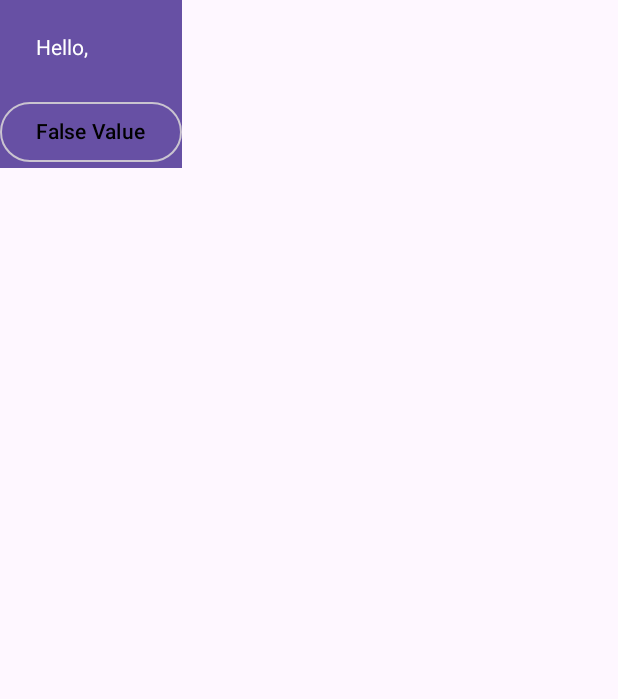
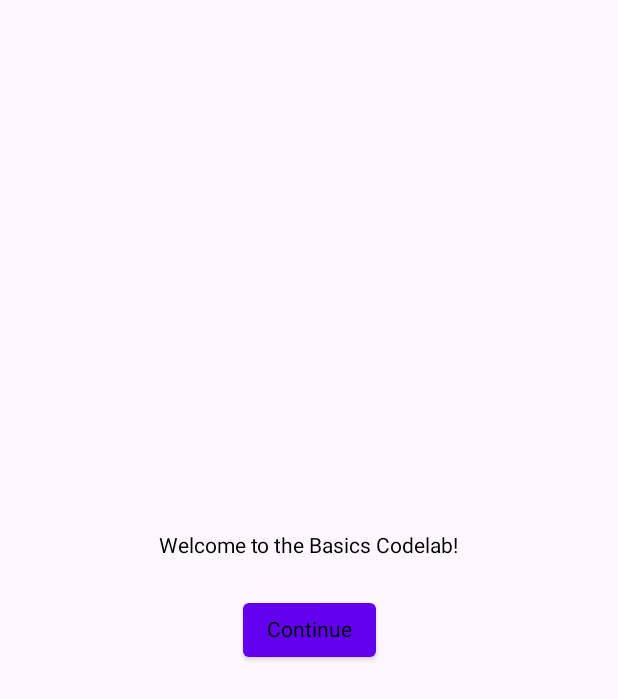
Before and after one commit to Aldiver/HeatGuardApp, an Android app built with Jetpack Compose: the screen it shows after launch (MainActivity), on a phone screen of 412 x 824 dp. Shown: the top 699 px of the screen. Run offline under Robolectric (Android 15) with nearby library versions, the phone set to English and light mode, and no system bars.

Commit message:
new stuff

```diff
--- a/app/src/main/java/com/example/heatguardapp/MainActivity.kt
+++ b/app/src/main/java/com/example/heatguardapp/MainActivity.kt
@@ -3,18 +3,19 @@ package com.example.heatguardapp
 import android.os.Bundle
 import androidx.activity.ComponentActivity
 import androidx.activity.compose.setContent
+import androidx.compose.foundation.layout.Arrangement
 import androidx.compose.foundation.layout.Column
+import androidx.compose.foundation.layout.fillMaxSize
 import androidx.compose.foundation.layout.padding
-import androidx.compose.material3.ButtonColors
-import androidx.compose.material3.MaterialTheme
-import androidx.compose.material3.OutlinedButton
-import androidx.compose.material3.Surface
+import androidx.compose.material.Button
 import androidx.compose.material3.Text
 import androidx.compose.runtime.Composable
+import androidx.compose.runtime.getValue
 import androidx.compose.runtime.mutableStateOf
 import androidx.compose.runtime.remember
+import androidx.compose.runtime.setValue
+import androidx.compose.ui.Alignment
 import androidx.compose.ui.Modifier
-import androidx.compose.ui.graphics.Color
 import androidx.compose.ui.tooling.preview.Preview
 import androidx.compose.ui.unit.dp
 
@@ -22,33 +23,37 @@ class MainActivity : ComponentActivity() {
     override fun onCreate(savedInstanceState: Bundle?) {
         super.onCreate(savedInstanceState)
         setContent {
-           WelcomeScreen()
+           OnboardingScreen()
+        }
+    }
+}
+@Composable
+fun BasicsCodelabTheme(content: @Composable () -> Unit) {
+    TODO("Not yet implemented")
+}
+
+@Composable
+fun OnboardingScreen(modifier: Modifier = Modifier) {
+    // TODO: This state should be hoisted
+    var shouldShowOnboarding by remember { mutableStateOf(true) }
+
+    Column(
+        modifier = modifier.fillMaxSize(),
+        verticalArrangement = Arrangement.Center,
+        horizontalAlignment = Alignment.CenterHorizontally
+    ) {
+        Text("Welcome to the Basics Codelab!")
+        Button(
+            modifier = Modifier.padding(vertical = 24.dp),
+            onClick = { shouldShowOnboarding = false }
+        ) {
+            Text("Continue")
         }
     }
 }
 
+@Preview(showBackground = true, widthDp = 320, heightDp = 320)
 @Composable
-fun WelcomeScreen(){
-    Surface(color = MaterialTheme.colorScheme.primary){
-        MessageCard(name = "Al Nabigh")
-    }
+fun OnboardingPreview() {
+    OnboardingScreen()
 }
-
-@Composable
-fun MessageCard(name: String) {
-    val expanded = remember { (mutableStateOf<Boolean>(false)) }
-    Surface(color = MaterialTheme.colorScheme.primary) {
-        Column {
-            Text(text = "Hello, ", modifier = Modifier.padding(24.dp))
-            OutlinedButton(onClick = { expanded.value = !expanded.value }) {
-                Text(if(expanded.value) "True Value" else "False Value", color = Color.Black)
-            }
-        }
-    }
-}
-
-@Preview(showBackground = true)
-@Composable
-fun PreviewMessageCard() {
-    WelcomeScreen()
-}
```
Also changed, not shown: 1 other file.
